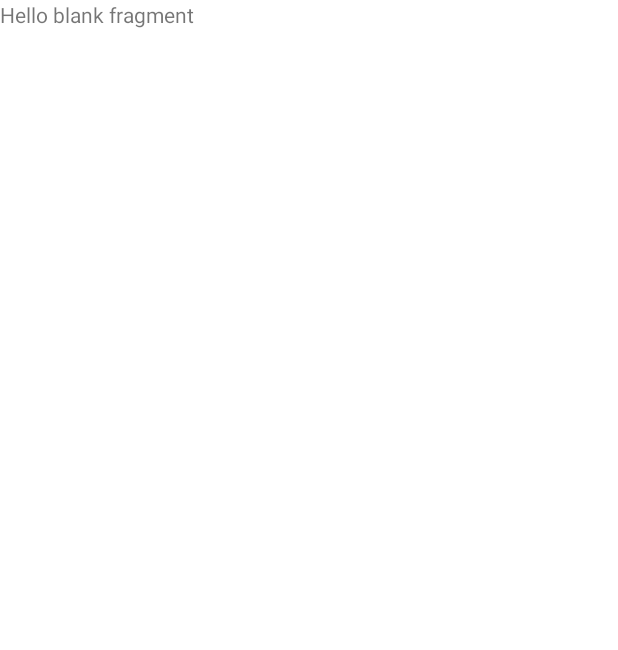
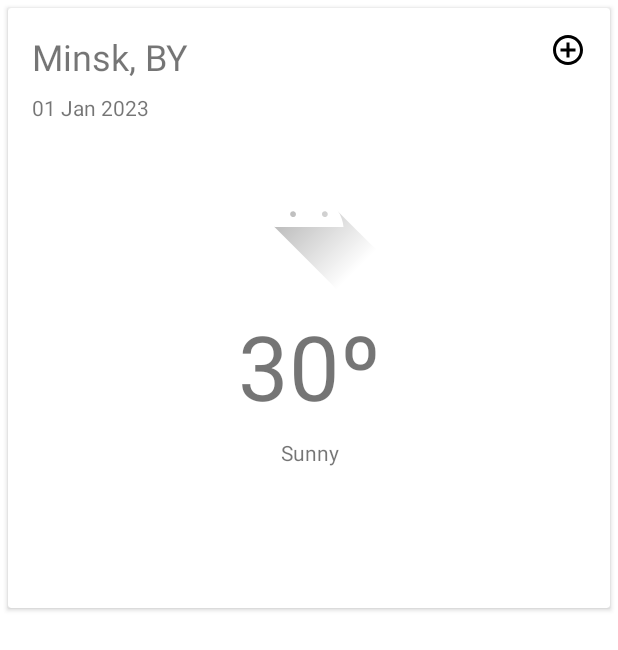
Before and after one commit to SviatoslavZenkevich/CityWeather, an Android app: the screen it shows after launch (MainActivity), on a phone screen of 412 x 824 dp. Before the commit the part shown is almost empty. Shown: the top 650 px of the screen. Run offline under Robolectric (Android 15) with nearby library versions, the phone set to English and light mode, and no system bars.

Commit message:
Create Design

```diff
--- a/app/src/main/java/com/example/cityweather/Fragments/MainFragment.kt
+++ b/app/src/main/java/com/example/cityweather/Fragments/MainFragment.kt
@@ -19,6 +19,9 @@ class MainFragment : Fragment() {
         return binding.root
     }
 
+    override fun onViewCreated(view: View, savedInstanceState: Bundle?) {
+        super.onViewCreated(view, savedInstanceState)
+    }
     companion object {
         @JvmStatic
         fun newInstance() = MainFragment()
--- a/app/src/main/java/com/example/cityweather/MainViewModel.kt
+++ b/app/src/main/java/com/example/cityweather/MainViewModel.kt
@@ -4,7 +4,7 @@ import androidx.lifecycle.MutableLiveData
 import androidx.lifecycle.ViewModel
 
 class MainViewModel : ViewModel() {
-    val liveDataCurrent = MutableLiveData <String> ()
-    val liveDataList = MutableLiveData <List<String>> ()
+    val liveDataCurrent = MutableLiveData <WeatherModel> ()
+    val liveDataList = MutableLiveData <List<WeatherModel>> ()
 
 }
--- a/app/src/main/java/com/example/cityweather/DayItem.kt
+++ b/app/src/main/java/com/example/cityweather/WeatherModel.kt
@@ -1,9 +1,10 @@
 package com.example.cityweather
 
-data class DayItem(
+data class WeatherModel(
     val city: String,
     val date: String,
     val condition: String,
     val imageUrl: String,
+    val currentTemp: String,
 
 )
--- /dev/null
+++ b/app/src/main/res/drawable/ic_baseline_add_circle_outline_24.xml
@@ -0,0 +1,5 @@
+<vector android:height="24dp" android:tint="#000000"
+    android:viewportHeight="24" android:viewportWidth="24"
+    android:width="24dp" xmlns:android="http://schemas.android.com/apk/res/android">
+    <path android:fillColor="@android:color/white" android:pathData="M13,7h-2v4L7,11v2h4v4h2v-4h4v-2h-4L13,7zM12,2C6.48,2 2,6.48 2,12s4.48,10 10,10 10,-4.48 10,-10S17.52,2 12,2zM12,20c-4.41,0 -8,-3.59 -8,-8s3.59,-8 8,-8 8,3.59 8,8 -3.59,8 -8,8z"/>
+</vector>
--- a/app/src/main/res/layout/fragment_main.xml
+++ b/app/src/main/res/layout/fragment_main.xml
@@ -1,14 +1,95 @@
 <?xml version="1.0" encoding="utf-8"?>
-<FrameLayout xmlns:android="http://schemas.android.com/apk/res/android"
+<androidx.constraintlayout.widget.ConstraintLayout xmlns:android="http://schemas.android.com/apk/res/android"
+    xmlns:app="http://schemas.android.com/apk/res-auto"
     xmlns:tools="http://schemas.android.com/tools"
+    android:id="@+id/frameLayout"
     android:layout_width="match_parent"
     android:layout_height="match_parent"
-    tools:context=".Fragments.MainFragment">
+    tools:context=".Fragments.MainFragment" >
 
-    <!-- TODO: Update blank fragment layout -->
-    <TextView
+    <androidx.cardview.widget.CardView
+        android:id="@+id/cardView"
         android:layout_width="match_parent"
-        android:layout_height="match_parent"
-        android:text="@string/hello_blank_fragment" />
+        android:layout_height="wrap_content"
+        android:layout_marginStart="5dp"
+        android:layout_marginTop="5dp"
+        android:layout_marginEnd="5dp"
+        app:layout_constraintEnd_toEndOf="parent"
+        app:layout_constraintStart_toStartOf="parent"
+        app:layout_constraintTop_toTopOf="parent">
 
-</FrameLayout>
+        <androidx.constraintlayout.widget.ConstraintLayout
+            android:layout_width="match_parent"
+            android:layout_height="400dp">
+
+            <TextView
+                android:id="@+id/tvCity"
+                android:layout_width="wrap_content"
+                android:layout_height="wrap_content"
+                android:layout_marginStart="16dp"
+                android:layout_marginTop="16dp"
+                android:text="Minsk, BY"
+                android:textSize="24sp"
+                app:layout_constraintStart_toStartOf="parent"
+                app:layout_constraintTop_toTopOf="parent" />
+
+            <TextView
+                android:id="@+id/tvDate"
+                android:layout_width="wrap_content"
+                android:layout_height="wrap_content"
+                android:layout_marginTop="8dp"
+                android:text="01 Jan 2023"
+                android:textSize="14sp"
+                app:layout_constraintStart_toStartOf="@+id/tvCity"
+                app:layout_constraintTop_toBottomOf="@+id/tvCity" />
+
+            <ImageView
+                android:id="@+id/imWeather"
+                android:layout_width="wrap_content"
+                android:layout_height="wrap_content"
+                android:layout_marginTop="54dp"
+                android:layout_marginBottom="27dp"
+                android:src="@drawable/ic_launcher_foreground"
+                app:layout_constraintBottom_toBottomOf="parent"
+                app:layout_constraintEnd_toEndOf="parent"
+                app:layout_constraintStart_toStartOf="parent"
+                app:layout_constraintTop_toTopOf="parent"
+                app:layout_constraintVertical_bias="0.134" />
+
+            <TextView
+                android:id="@+id/tvCurrentTemp"
+                android:layout_width="wrap_content"
+                android:layout_height="wrap_content"
+                android:layout_marginTop="8dp"
+                android:text="30º"
+                android:textSize="60sp"
+                app:layout_constraintEnd_toEndOf="@+id/imWeather"
+                app:layout_constraintStart_toStartOf="@+id/imWeather"
+                app:layout_constraintTop_toBottomOf="@+id/imWeather" />
+
+            <TextView
+                android:id="@+id/tvCondition"
+                android:layout_width="wrap_content"
+                android:layout_height="wrap_content"
+                android:layout_marginTop="8dp"
+                android:text="Sunny"
+                app:layout_constraintEnd_toEndOf="@+id/tvCurrentTemp"
+                app:layout_constraintStart_toStartOf="@+id/tvCurrentTemp"
+                app:layout_constraintTop_toBottomOf="@+id/tvCurrentTemp" />
+
+            <ImageButton
+                android:id="@+id/ibCity"
+                android:layout_width="wrap_content"
+                android:layout_height="wrap_content"
+                android:layout_marginTop="16dp"
+                android:layout_marginEnd="16dp"
+                android:background="@null"
+                android:backgroundTint="@color/white"
+                android:src="@drawable/ic_baseline_add_circle_outline_24"
+                app:layout_constraintEnd_toEndOf="parent"
+                app:layout_constraintTop_toTopOf="parent" />
+        </androidx.constraintlayout.widget.ConstraintLayout>
+
+    </androidx.cardview.widget.CardView>
+
+</androidx.constraintlayout.widget.ConstraintLayout>
--- a/app/src/main/res/values/colors.xml
+++ b/app/src/main/res/values/colors.xml
@@ -7,4 +7,5 @@
     <color name="teal_700">#FF018786</color>
     <color name="black">#FF000000</color>
     <color name="white">#FFFFFFFF</color>
+    <color name="blue">#3F51B5</color>
 </resources>
--- a/app/src/main/res/values/themes.xml
+++ b/app/src/main/res/values/themes.xml
@@ -3,7 +3,7 @@
     <style name="Theme.CityWeather" parent="Theme.MaterialComponents.DayNight.DarkActionBar">
         <!-- Primary brand color. -->
         <item name="colorPrimary">@color/purple_500</item>
-        <item name="colorPrimaryVariant">@color/purple_700</item>
+        <item name="colorPrimaryVariant">@color/blue</item>
         <item name="colorOnPrimary">@color/white</item>
         <!-- Secondary brand color. -->
         <item name="colorSecondary">@color/teal_200</item>
```
Also changed, not shown: app/src/main/res/layout/list_item.xml (added, +55 -0 lines).
